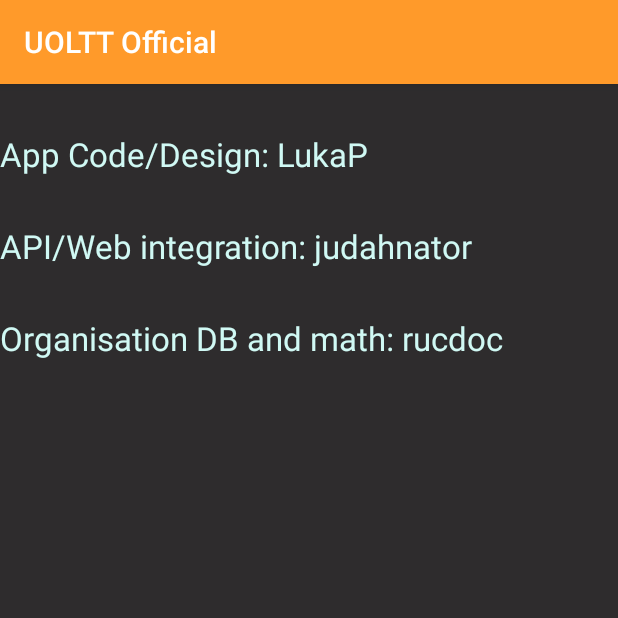
After one commit to UOLTT/UOLTTOfficial, an Android app: the Credits screen opened directly, with no data from a screen before it, on a phone screen of 412 x 824 dp, the top half of it. The commit adds this screen. Run offline under Robolectric (Android 15) with nearby library versions, the phone set to English and light mode, and no system bars.

Commit message:
Fixed logout and an api access bug, added settings and credits activities (placeholders)

```diff
--- a/app/src/main/java/com/uoltt/lukaprebilgrintal/uolttofficial/BackgroundOps.java
+++ b/app/src/main/java/com/uoltt/lukaprebilgrintal/uolttofficial/BackgroundOps.java
@@ -51,6 +51,7 @@ public class BackgroundOps extends IntentService {
             UserData.bounds[1] = formation.getInt("maximum_members");
 
         } catch (Exception e) {
+            System.err.println("There was an exception in the bckops");
             System.err.println(e.getMessage());
             if (e instanceof JSONException){
                 UserData.jsonErr = true;
--- /dev/null
+++ b/app/src/main/java/com/uoltt/lukaprebilgrintal/uolttofficial/Credits.java
@@ -0,0 +1,13 @@
+package com.uoltt.lukaprebilgrintal.uolttofficial;
+
+import android.support.v7.app.AppCompatActivity;
+import android.os.Bundle;
+
+public class Credits extends AppCompatActivity {
+
+    @Override
+    protected void onCreate(Bundle savedInstanceState) {
+        super.onCreate(savedInstanceState);
+        setContentView(R.layout.activity_credits);
+    }
+}
--- /dev/null
+++ b/app/src/main/res/layout/activity_credits.xml
@@ -0,0 +1,48 @@
+<?xml version="1.0" encoding="utf-8"?>
+<RelativeLayout
+    xmlns:android="http://schemas.android.com/apk/res/android"
+    xmlns:tools="http://schemas.android.com/tools"
+    android:layout_width="match_parent"
+    android:layout_height="match_parent"
+    android:background="@color/backgroundDark" >
+
+    <ScrollView
+        android:layout_width="fill_parent"
+        android:layout_height="fill_parent">
+
+        <RelativeLayout
+            android:layout_width="wrap_content"
+            android:layout_height="wrap_content">
+
+            <TextView
+                android:layout_width="wrap_content"
+                android:layout_height="wrap_content"
+                android:textAppearance="?android:attr/textAppearanceLarge"
+                android:textColor="@color/textLight"
+                android:text="@string/luka"
+                android:id="@+id/settingsplaceholder"
+                android:layout_marginTop="32dp"/>
+            <TextView
+                android:layout_width="wrap_content"
+                android:layout_height="wrap_content"
+                android:textAppearance="?android:attr/textAppearanceLarge"
+                android:textColor="@color/textLight"
+                android:text="@string/juda"
+                android:id="@+id/settingsplaceholder1"
+                android:layout_below="@id/settingsplaceholder"
+                android:layout_marginTop="32dp"/>
+            <TextView
+                android:layout_width="wrap_content"
+                android:layout_height="wrap_content"
+                android:textAppearance="?android:attr/textAppearanceLarge"
+                android:textColor="@color/textLight"
+                android:text="@string/rucca"
+                android:id="@+id/settingsplaceholder2"
+                android:layout_below="@id/settingsplaceholder1"
+                android:layout_marginTop="32dp"/>
+
+        </RelativeLayout>
+
+
+    </ScrollView>
+</RelativeLayout>
--- a/app/src/main/res/layout/activity_login_main.xml
+++ b/app/src/main/res/layout/activity_login_main.xml
@@ -28,6 +28,7 @@
                 android:id="@+id/tokenField"
                 android:hint="@string/prompt_token"
                 android:textColorHint="@color/textLightHint"
+                android:textColor="@color/textLight"
                 android:layout_alignParentTop="true"
                 android:layout_alignParentStart="true"/>
 
--- a/app/src/main/res/values/strings.xml
+++ b/app/src/main/res/values/strings.xml
@@ -4,10 +4,18 @@
     <!-- Strings related to login -->
     <string name="prompt_token">Please enter your token.</string>
     <string name="error_invalid_token">This token is invalid</string>
-    <string name="shared_preferences_file">com.uoltt.lukaprebilgrintal.uolttofficial.SHARED_PREFERENCES</string>
+    <string name="shared_preferences_file">com.uoltt.lukaprebilgrintal.uolttofficial.USER_DATA_SP</string>
 
     <!-- Menu strings -->
     <string name="logout">Logout</string>
     <string name="settings">Settings</string>
     <string name="credits">Credits</string>
+
+    <!-- Settings strings -->
+    <string name="settings_plch">Settings will arrive Soon™</string>
+
+    <!-- Credits Strings -->
+    <string name="luka">App Code/Design: LukaP</string>
+    <string name="juda">API/Web integration: judahnator</string>
+    <string name="rucca">Organisation DB and math: rucdoc</string>
 </resources>
```
Also changed, not shown: app/src/main/AndroidManifest.xml (+11 -3 lines), app/src/main/java/com/uoltt/lukaprebilgrintal/uolttofficial/CheckTokenValidity.java (+5 -7 lines), app/src/main/java/com/uoltt/lukaprebilgrintal/uolttofficial/ImageCanvas.java (+4 -3 lines), app/src/main/java/com/uoltt/lukaprebilgrintal/uolttofficial/LoginActivity.java (+6 -3 lines), app/src/main/java/com/uoltt/lukaprebilgrintal/uolttofficial/MenuTemplate.java (added, +13 -0 lines), app/src/main/java/com/uoltt/lukaprebilgrintal/uolttofficial/Settings.java (added, +13 -0 lines), app/src/main/res/layout/activity_menu_template.xml (added, +13 -0 lines), app/src/main/res/layout/activity_settings.xml (added, +24 -0 lines).
